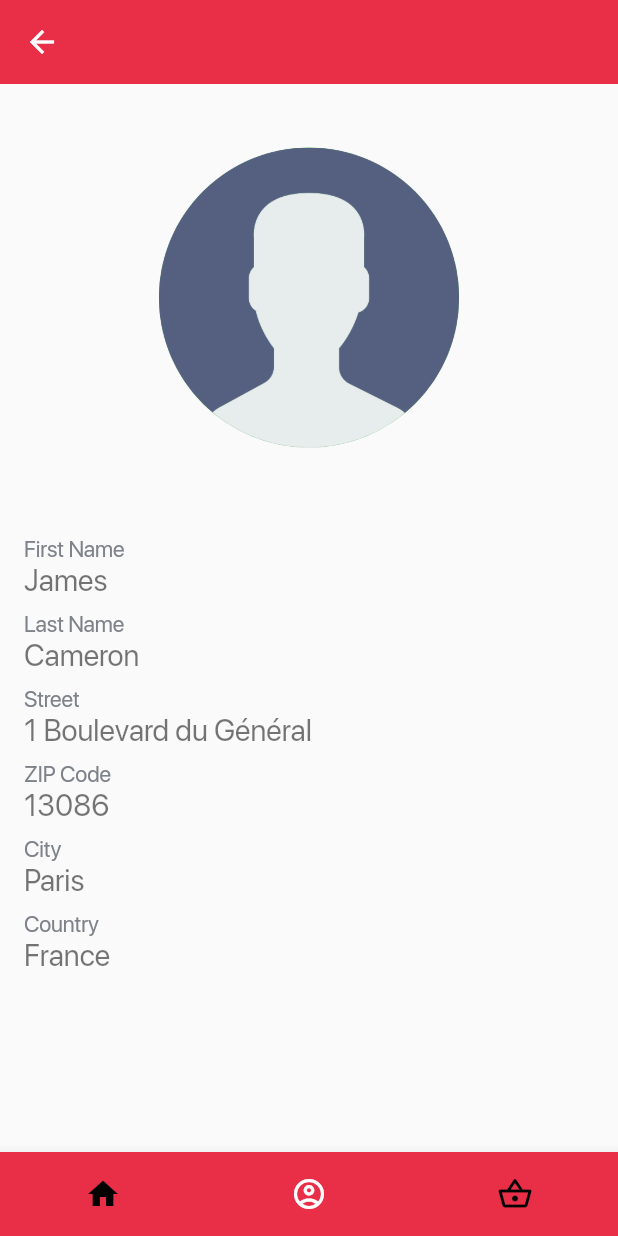
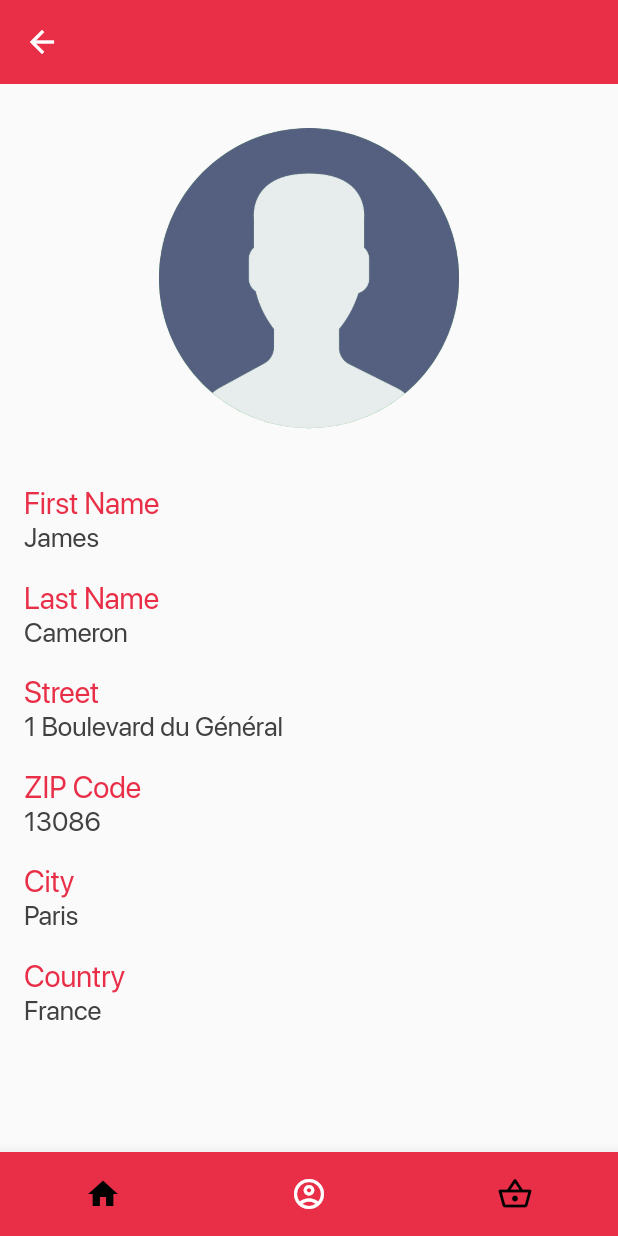
Before and after one commit to roymarmotte/epitech_flutter_filestore, a Flutter app: the ProfilePage screen opened by its route, on a phone screen of 412 x 824 dp. Run offline on Flutter 3.47's test engine with Material 2 defaults, Android fonts, the phone set to English and light mode, and no system bars; drawn by our look-alikes of animated_bottom_navigation_bar; our stand-ins replace image_picker, permission_handler, shared_preferences; accounts and stored records are empty; network calls fail.

Commit message:
feat: addition of autofill hints on profil page and design update

```diff
--- a/lib/components/profileComponent.dart
+++ b/lib/components/profileComponent.dart
@@ -9,25 +9,31 @@ class ProfileComponent extends StatefulWidget {
   final String label;
   final User user;
   final String fieldName;
+  final String fillHint;
 
   ProfileComponent(
       {Key key,
       @required this.fieldName,
       @required this.user,
-      @required this.label})
+      @required this.label,
+      @required this.fillHint})
       : super(key: key);
 
   @override
-  ProfileComponentState createState() =>
-      ProfileComponentState(fieldName: fieldName, user: user, label: label);
+  ProfileComponentState createState() => ProfileComponentState(
+      fieldName: fieldName, user: user, label: label, fillHint: fillHint);
 }
 
 class ProfileComponentState extends State<ProfileComponent> {
   ProfileComponentState(
-      {@required fieldName, @required user, @required label}) {
+      {@required fieldName,
+      @required user,
+      @required label,
+      @required fillHint}) {
     this.fieldName = fieldName;
     this.user = user.toJson();
     this.label = label;
+    this.fillHint = fillHint;
   }
 
   String label;
@@ -35,30 +41,46 @@ class ProfileComponentState extends State<ProfileComponent> {
   Map<String, dynamic> user;
   bool isEditMode = false;
   int myTurn = 0;
+  String fillHint;
 
   @override
   Widget build(BuildContext context) {
     return ValueListenableBuilder(
         valueListenable: editionCheck,
         builder: (context, value, widget) {
-
           if (isEditMode && editionCheck.value == myTurn) {
             return Container(
-              height: 50,
-              width: 50,
-              child: ListTile(
-                title: Text(this.label),
-                subtitle: TextFormField(
+              color: Colors.grey[300],
+              child: Container(
+                margin: EdgeInsets.symmetric(horizontal: 16, vertical: 9),
+                width: MediaQuery.of(context).size.width,
+                child: Column(
+                  crossAxisAlignment: CrossAxisAlignment.start,
+                  children: [
+                    Text(
+                      this.label,
+                      style: TextStyle(
+                        fontWeight: FontWeight.w400,
+                        color: Theme.of(context).primaryColor,
+                      ),
+                    ),
+                    TextFormField(
+                      autofillHints: [this.fillHint],
+                      style: TextStyle(fontSize: 18),
                       initialValue: user[fieldName].toString(),
                       decoration: InputDecoration(isCollapsed: true),
                       autofocus: true,
                       onFieldSubmitted: (String value) {
-                    setState(() {
+                        setState(
+                          () {
                             isEditMode = false;
                             user[fieldName] = value;
                             User.fromJson(user).save();
-                    });
                           },
+                        );
+                      },
+                    ),
+                  ],
                 ),
               ),
             );
@@ -66,18 +88,29 @@ class ProfileComponentState extends State<ProfileComponent> {
             isEditMode = false;
             return InkWell(
               child: Container(
-                height: 50,
-                width: 50,
-                child: ListTile(
-                  title: Text(this.label),
-                  subtitle: Text(user[fieldName].toString()),
+                margin: EdgeInsets.symmetric(horizontal: 16, vertical: 9),
+                width: MediaQuery.of(context).size.width,
+                child: Column(
+                  crossAxisAlignment: CrossAxisAlignment.start,
+                  children: [
+                    Text(
+                      this.label,
+                      style: TextStyle(
+                        fontWeight: FontWeight.w400,
+                        color: Theme.of(context).primaryColor,
+                      ),
+                    ),
+                    Text(
+                      user[fieldName].toString(),
+                      style: TextStyle(fontSize: 18),
+                    ),
+                  ],
                 ),
               ),
               onTap: () {
                 editionCheck.value += 1;
                 isEditMode = true;
                 myTurn = editionCheck.value;
-                //isFocus
               },
             );
           }
--- a/lib/page/profile-page.dart
+++ b/lib/page/profile-page.dart
@@ -65,7 +65,6 @@ class _ProfilePageState extends State<ProfilePage> {
   @override
   Widget build(BuildContext context) {
     return Scaffold(
-        resizeToAvoidBottomPadding: false,
         appBar: AppBar(),
         body: ValueListenableBuilder(
           valueListenable: editionCheck,
@@ -137,18 +136,38 @@ class _ProfilePageState extends State<ProfilePage> {
           ),
         ),
         Expanded(
-          flex: 6,
+          flex: 7,
           child: ListView(children: [
             ProfileComponent(
-                label: "First Name", fieldName: "firstname", user: _user),
+                label: "First Name",
+                fieldName: "firstname",
+                user: _user,
+                fillHint: AutofillHints.givenName),
             ProfileComponent(
-                label: "Last Name", fieldName: "lastname", user: _user),
-            ProfileComponent(label: "Street", fieldName: "street", user: _user),
+                label: "Last Name",
+                fieldName: "lastname",
+                user: _user,
+                fillHint: AutofillHints.familyName),
             ProfileComponent(
-                fieldName: "postalCode", label: "ZIP Code", user: _user),
-            ProfileComponent(fieldName: "city", label: "City", user: _user),
+                label: "Street",
+                fieldName: "street",
+                user: _user,
+                fillHint: AutofillHints.streetAddressLevel1),
             ProfileComponent(
-                label: "Country", fieldName: "country", user: _user),
+                fieldName: "postalCode",
+                label: "ZIP Code",
+                user: _user,
+                fillHint: AutofillHints.postalCode),
+            ProfileComponent(
+                fieldName: "city",
+                label: "City",
+                user: _user,
+                fillHint: AutofillHints.addressCity),
+            ProfileComponent(
+                label: "Country",
+                fieldName: "country",
+                user: _user,
+                fillHint: AutofillHints.countryName),
           ]),
         ),
       ],
```
Lines whose indentation alone changed are shown as unchanged.
